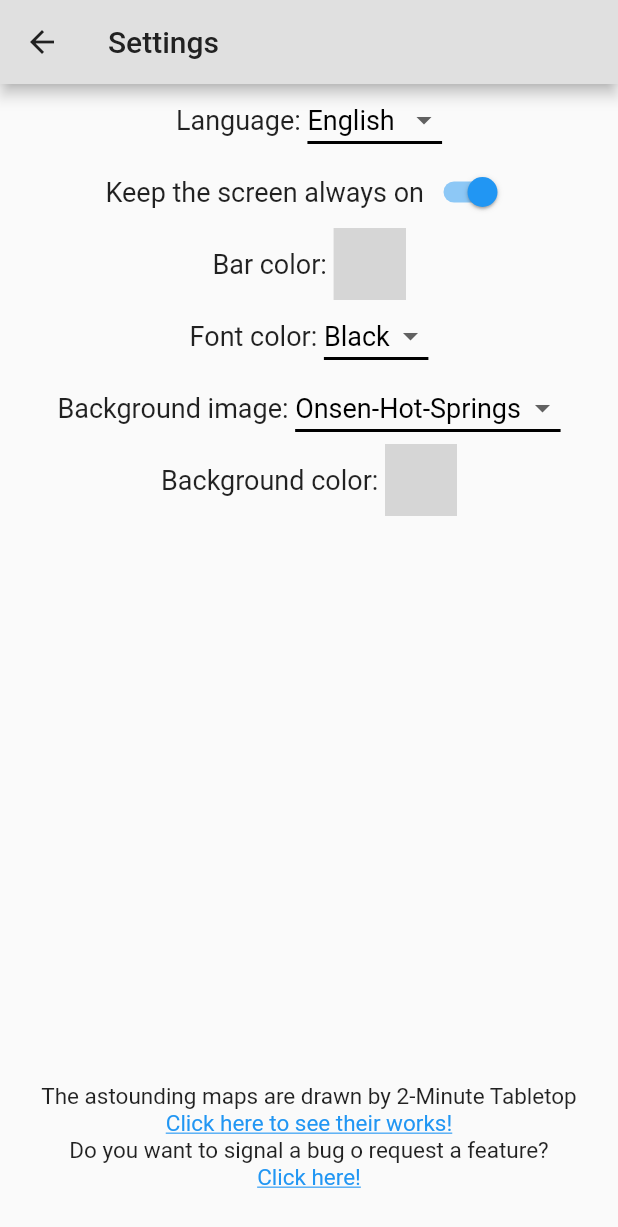
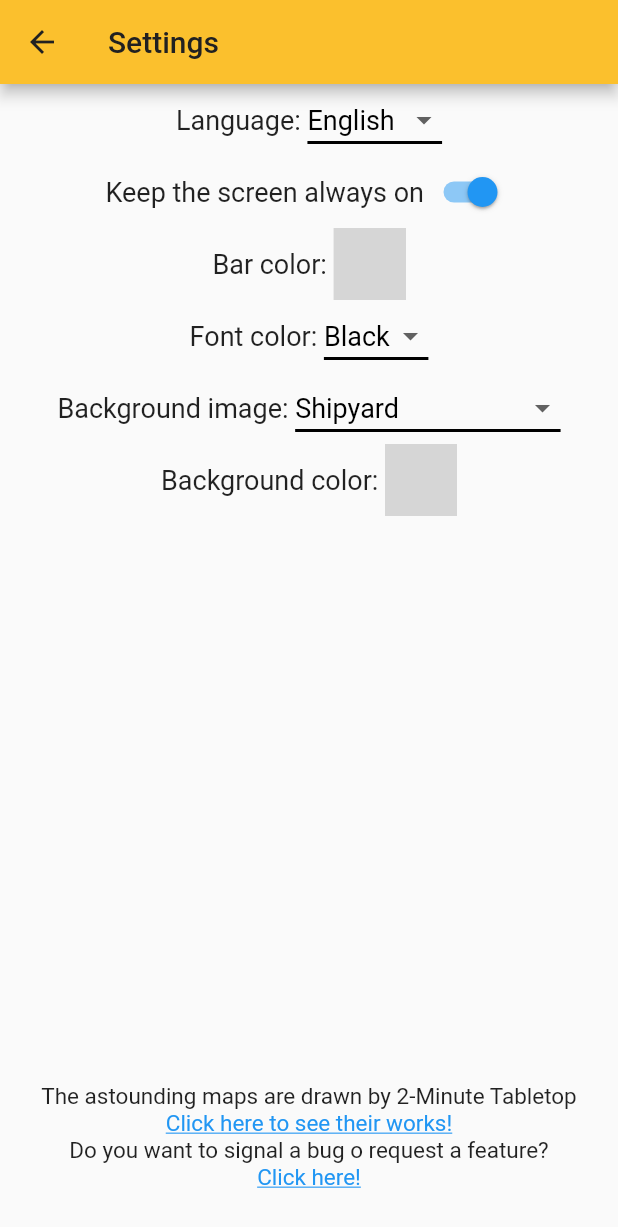
Before and after one commit to MarcoFiorentino/rpg_multi_music, a Flutter app: the screen it shows after launch, after a tap on the "settings" icon, on a phone screen of 412 x 824 dp. Shown: the top 1227 px of the screen. Run offline on Flutter 3.47's test engine with Material 2 defaults, Android fonts, the phone set to English and light mode, and no system bars; our stand-ins replace audioplayers, file_picker, nanoid, permission_handler, shared_preferences, wakelock; missing offline and left inert: devicelocale, flutter_color_picker_wheel, flutter_file_manager; grey boxes are pictures that could not be loaded.

```diff
--- a/lib/files_provider.dart
+++ b/lib/files_provider.dart
@@ -1,6 +1,7 @@
 import 'dart:convert';
 import 'dart:io';
 
+import 'package:devicelocale/devicelocale.dart';
 import 'package:flutter/cupertino.dart';
 import 'package:flutter/material.dart';
 import 'package:flutter/services.dart';
@@ -20,13 +21,20 @@ class FilesProvider with ChangeNotifier {
   List<String> _settings = [
     "English", // Lingua di default
     "true", // Schermo sempre attivo di default
-    "4292927712", // Colore della barra
+    "4294688813", // Colore della barra e del pulsante del più
     "4280361249", // Colore del font
-    "assets/Background/Onsen-Hot-Springs.jpg", // Immagine di sfondo
+    "assets/Background/Shipyard.jpg", // Immagine di sfondo
     "4292927712" // Colore di sfondo dietro la mappa
   ];
   List _translations = [];
-  List<String> _languages = [];
+  Map<String, String> _languages = {
+    "IT": "Italiano",
+    "GB": "English",
+    "ES": "Espanol",
+    "FR": "Frances",
+    "DE": "Deutsch"
+  };
+  String _deviceLanguage = "";
   Map<String, String> _appFontColors = {
     "black": "4280361249",
     "white": "4294638330"
@@ -41,7 +49,8 @@ class FilesProvider with ChangeNotifier {
   List<String> get fontsColors => this._fontsColors;
   List<String> get settings => this._settings;
   List get translations => this._translations;
-  List<String> get languages => this._languages;
+  Map<String, String> get languages => this._languages;
+  String get deviceLanguage => this._deviceLanguage;
   Map<String, String> get appFontColors => this._appFontColors;
   List<String> get backgroundImages => this._backgroundImages;
 
@@ -109,13 +118,9 @@ class FilesProvider with ChangeNotifier {
   }
 
   // Recupera la lista di lingue disponibili
-  void getLanguages(BuildContext context) async {
-    final manifestJson = await DefaultAssetBundle.of(context).loadString('AssetManifest.json');
-    final languages = json.decode(manifestJson).keys.where((String key) => key.startsWith('assets/Languages')).toList();
-    this._languages = [];
-    for (var lang in languages) {
-      this._languages.add(lang.split("/")[2].split(".")[0]);
-    }
+  void getLanguages() async {
+    String devicelocale = await Devicelocale.currentLocale;
+    this._settings[0] = _languages[devicelocale.split("-")[1]];
   }
 
   // Recupera le traduzioni dal file
--- a/lib/main.dart
+++ b/lib/main.dart
@@ -1,5 +1,4 @@
 import 'package:flutter/material.dart';
-import 'package:flutter/services.dart';
 import 'package:multi_music_handler/settings_page.dart';
 import 'package:provider/provider.dart';
 
@@ -13,10 +12,6 @@ void main() {
       child: MyApp(),
     ),
   );
-
-  // SystemChrome.setSystemUIOverlayStyle(SystemUiOverlayStyle(
-  //   systemNavigationBarColor: Color(857809185),
-  // ));
 }
 
 class MyApp extends StatelessWidget {
@@ -29,7 +24,7 @@ class MyApp extends StatelessWidget {
     final FilesProvider filesProvider = Provider.of<FilesProvider>(context, listen: false);
     filesProvider.getFilesList();
     filesProvider.getSettings();
-    filesProvider.getLanguages(context);
+    filesProvider.getLanguages();
     filesProvider.getBackgroundImages();
 
     return MaterialApp(
--- a/lib/settings_page.dart
+++ b/lib/settings_page.dart
@@ -76,12 +76,15 @@ class _SettingsScreenState extends State<SettingsPage> {
                     filesProvider.getSettings();
                   });
                 },
-                items: filesProvider.languages.map<DropdownMenuItem<String>>((String value) {
-                  return DropdownMenuItem<String>(
-                    value: value,
-                    child: Text(value),
+                items: filesProvider.languages.map((String name, String value) {
+                  return MapEntry(
+                      name,
+                      DropdownMenuItem<String>(
+                        value: value,
+                        child: Text(filesProvider.languages.entries.firstWhere((element) => element.value == value).value),
+                      )
                   );
-                }).toList(),
+                }).values.toList(),
               ),
             ],
           ),
--- a/pubspec.yaml
+++ b/pubspec.yaml
@@ -37,11 +37,12 @@ dependencies:
   provider: ^6.0.2
   file_picker: ^4.5.1
   shared_preferences: ^2.0.13
-  flutter_launcher_icons: ^0.9.2
   flutter_color_picker_wheel: ^0.0.1
   nanoid: ^1.0.0
   wakelock: ^0.6.1+2
   url_launcher: ^6.0.20
+  flutter_launcher_icons: ^0.9.2
+  devicelocale: ^0.5.1
 
 dev_dependencies:
   flutter_test:
```
Also changed, not shown: assets/Background/Arcade-Center.png (deleted), assets/Background/BeachDunes.jpg (deleted), assets/Background/Desert-Island.jpg (deleted), assets/Background/Mining-Town.jpg (deleted), assets/Background/Nomadic-Camp.jpg (deleted), assets/Background/Onsen-Hot-Springs.jpg (deleted), assets/Background/Rock-Pools.jpg (deleted), assets/icon_music_dice.png (deleted), pubspec.lock, 9 other files.
